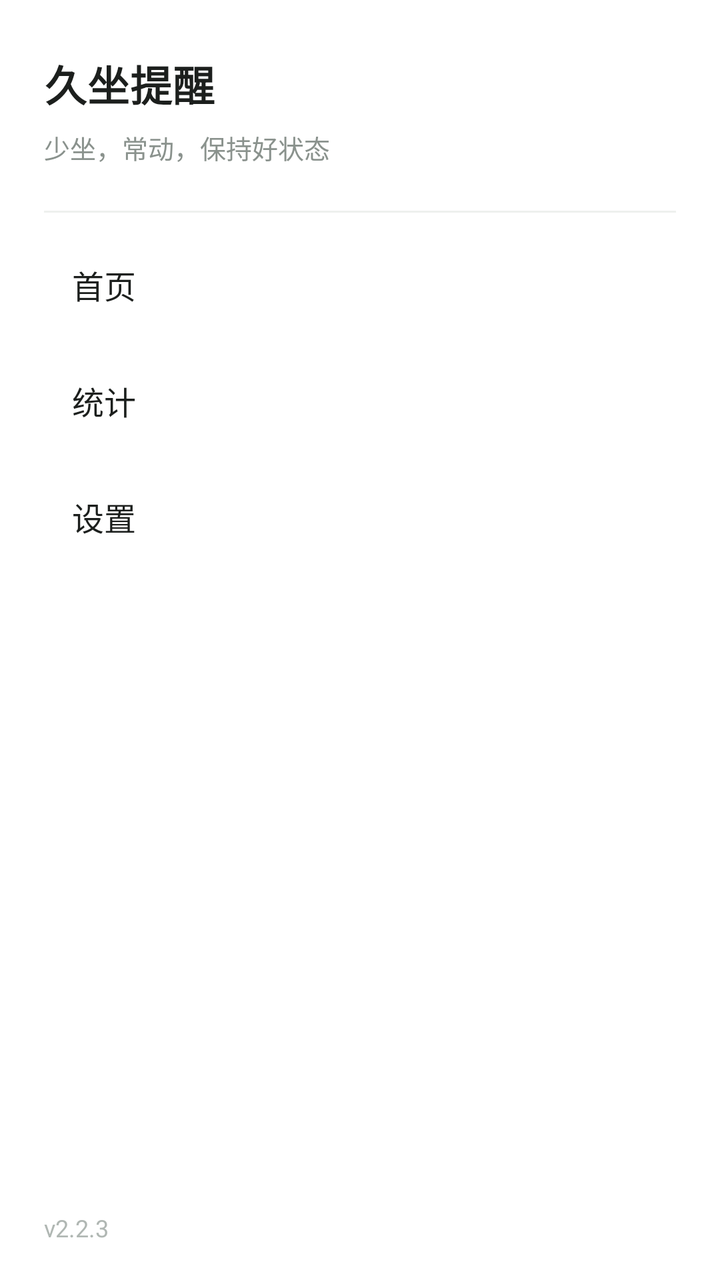
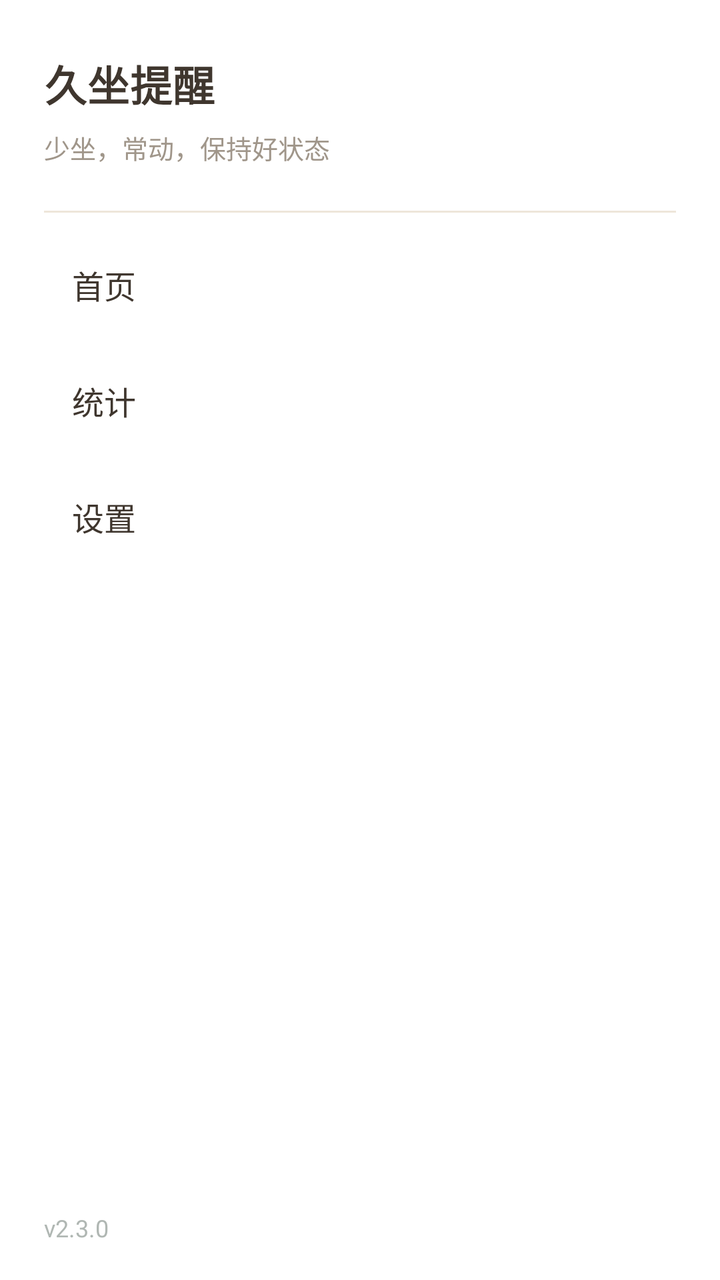

Screens rendered from an Android XML layout before and after an edit, with the pre-edit source and the edit as a unified diff.
<!-- AndroidManifest.xml: application theme android:Theme.Material.Light.NoActionBar -->
<!-- res/layout/nav_drawer.xml -->
<?xml version="1.0" encoding="utf-8"?>
<LinearLayout xmlns:android="http://schemas.android.com/apk/res/android"
    android:layout_width="300dp"
    android:layout_height="match_parent"
    android:background="#FFFFFF"
    android:orientation="vertical"
    android:paddingStart="22dp"
    android:paddingTop="26dp"
    android:paddingEnd="22dp"
    android:paddingBottom="18dp">

    <TextView
        android:layout_width="wrap_content"
        android:layout_height="wrap_content"
        android:letterSpacing="0.02"
        android:text="久坐提醒"
        android:textColor="#1C1F1D"
        android:textSize="21sp"
        android:textStyle="bold" />

    <TextView
        android:layout_width="wrap_content"
        android:layout_height="wrap_content"
        android:layout_marginTop="7dp"
        android:text="少坐，常动，保持好状态"
        android:textColor="#8A928D"
        android:textSize="13sp" />

    <View
        android:layout_width="match_parent"
        android:layout_height="1dp"
        android:layout_marginTop="22dp"
        android:background="#EEF0EE" />

    <Button
        android:id="@+id/navHome"
        android:layout_width="match_parent"
        android:layout_height="56dp"
        android:layout_marginTop="8dp"
        android:background="@android:color/transparent"
        android:gravity="start|center_vertical"
        android:insetTop="0dp"
        android:insetBottom="0dp"
        android:minHeight="0dp"
        android:paddingStart="14dp"
        android:paddingEnd="14dp"
        android:stateListAnimator="@null"
        android:text="首页"
        android:textColor="#1C1F1D"
        android:textSize="16sp" />

    <Button
        android:id="@+id/navStats"
        android:layout_width="match_parent"
        android:layout_height="56dp"
        android:layout_marginTop="2dp"
        android:background="@android:color/transparent"
        android:gravity="start|center_vertical"
        android:insetTop="0dp"
        android:insetBottom="0dp"
        android:minHeight="0dp"
        android:paddingStart="14dp"
        android:paddingEnd="14dp"
        android:stateListAnimator="@null"
        android:text="统计"
        android:textColor="#1C1F1D"
        android:textSize="16sp" />

    <Button
        android:id="@+id/navSettings"
        android:layout_width="match_parent"
        android:layout_height="56dp"
        android:layout_marginTop="2dp"
        android:background="@android:color/transparent"
        android:gravity="start|center_vertical"
        android:insetTop="0dp"
        android:insetBottom="0dp"
        android:minHeight="0dp"
        android:paddingStart="14dp"
        android:paddingEnd="14dp"
        android:stateListAnimator="@null"
        android:text="设置"
        android:textColor="#1C1F1D"
        android:textSize="16sp" />

    <Space
        android:layout_width="match_parent"
        android:layout_height="0dp"
        android:layout_weight="1" />

    <TextView
        android:layout_width="wrap_content"
        android:layout_height="wrap_content"
        android:text="v2.2.3"
        android:textColor="#B0B7B3"
        android:textSize="12sp" />
</LinearLayout>
<!-- resources referenced by this layout -->
<resources>

</resources>

<!-- the commit's change to res/layout/nav_drawer.xml (unified diff, before → after) -->
@@ -14,7 +14,7 @@
         android:layout_height="wrap_content"
         android:letterSpacing="0.02"
         android:text="久坐提醒"
-        android:textColor="#1C1F1D"
+        android:textColor="#3F362E"
         android:textSize="21sp"
         android:textStyle="bold" />
 
@@ -23,14 +23,14 @@
         android:layout_height="wrap_content"
         android:layout_marginTop="7dp"
         android:text="少坐，常动，保持好状态"
-        android:textColor="#8A928D"
+        android:textColor="#A0968A"
         android:textSize="13sp" />
 
     <View
         android:layout_width="match_parent"
         android:layout_height="1dp"
         android:layout_marginTop="22dp"
-        android:background="#EEF0EE" />
+        android:background="#EEE6DA" />
 
     <Button
         android:id="@+id/navHome"
@@ -46,7 +46,7 @@
         android:paddingEnd="14dp"
         android:stateListAnimator="@null"
         android:text="首页"
-        android:textColor="#1C1F1D"
+        android:textColor="#3F362E"
         android:textSize="16sp" />
 
     <Button
@@ -63,7 +63,7 @@
         android:paddingEnd="14dp"
         android:stateListAnimator="@null"
         android:text="统计"
-        android:textColor="#1C1F1D"
+        android:textColor="#3F362E"
         android:textSize="16sp" />
 
     <Button
@@ -80,7 +80,7 @@
         android:paddingEnd="14dp"
         android:stateListAnimator="@null"
         android:text="设置"
-        android:textColor="#1C1F1D"
+        android:textColor="#3F362E"
         android:textSize="16sp" />
 
     <Space
@@ -91,7 +91,7 @@
     <TextView
         android:layout_width="wrap_content"
         android:layout_height="wrap_content"
-        android:text="v2.2.3"
+        android:text="v2.3.0"
         android:textColor="#B0B7B3"
         android:textSize="12sp" />
 </LinearLayout>
